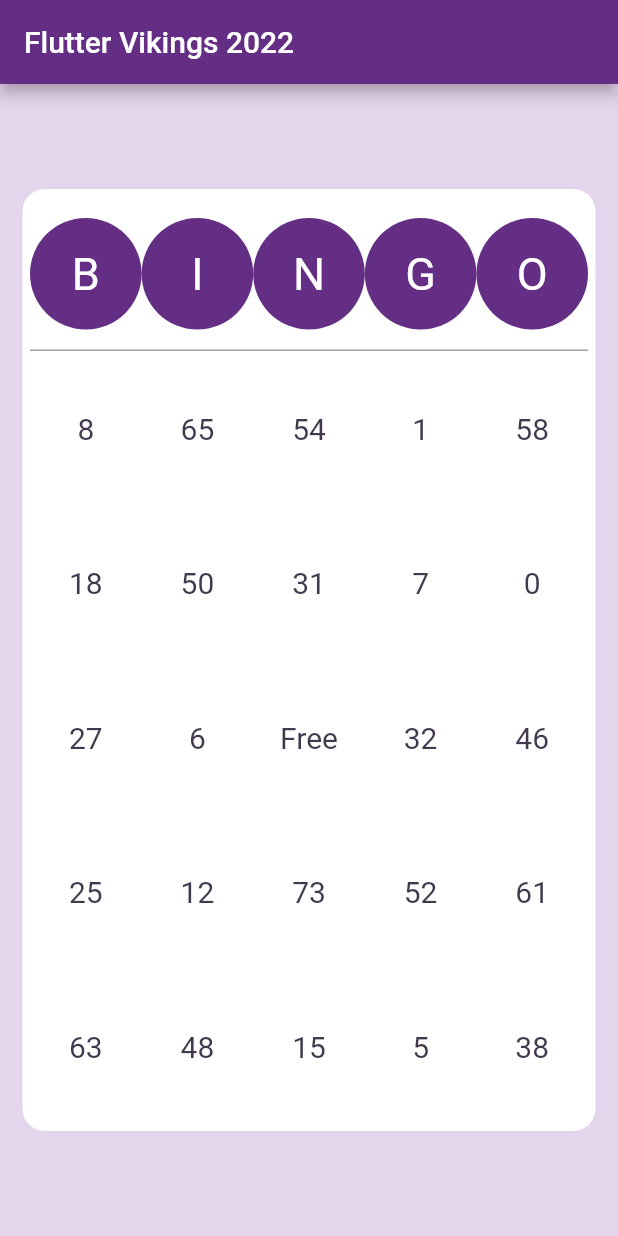
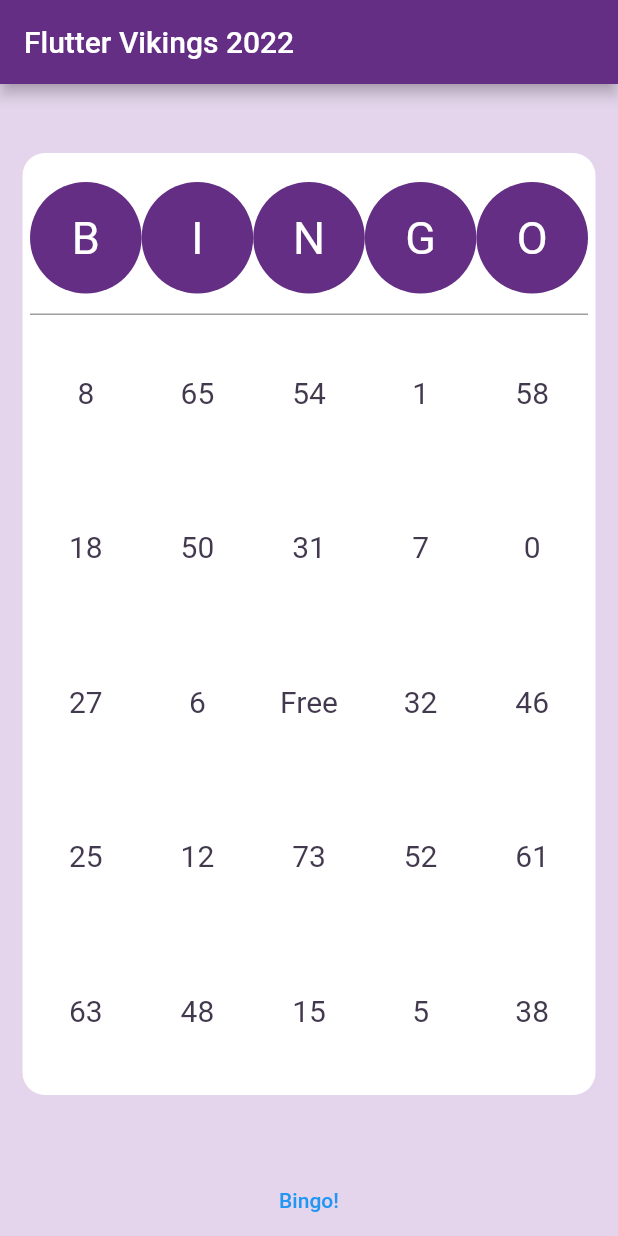
Before and after one commit to ericwindmill/vikings_bingo_2022, a Flutter app: the screen it shows after launch, on a phone screen of 412 x 824 dp. Run offline on Flutter 3.47's test engine with Material 2 defaults, Android fonts, the phone set to English and light mode, and no system bars.

Commit message:
adds button

```diff
--- a/lib/src/app.dart
+++ b/lib/src/app.dart
@@ -19,8 +19,24 @@ class BingoPlayerApp extends StatelessWidget {
         title: const Text("Flutter Vikings 2022"),
         backgroundColor: palette.backgroundSecondary,
       ),
-      body: Center(
-        child: BingoPageViewWrapper(),
+      body: Column(
+        children: [
+          Expanded(
+            child: Center(
+              child: BingoPageViewWrapper(),
+            ),
+          ),
+          TextButton(
+              onPressed: () {
+                // TODO: disable button unless the user "has bingo"
+                // importantly, they will be able to tap _any_ square they want,
+                // so as soon as they tap 5 in a row, they will be able to submit,
+                // but it won't be checked against the server until they press submit
+                // we'll use that to publically shame liars :)
+                print('bingo!');
+              },
+              child: Text('Bingo!'))
+        ],
       ),
     ));
   }
```
